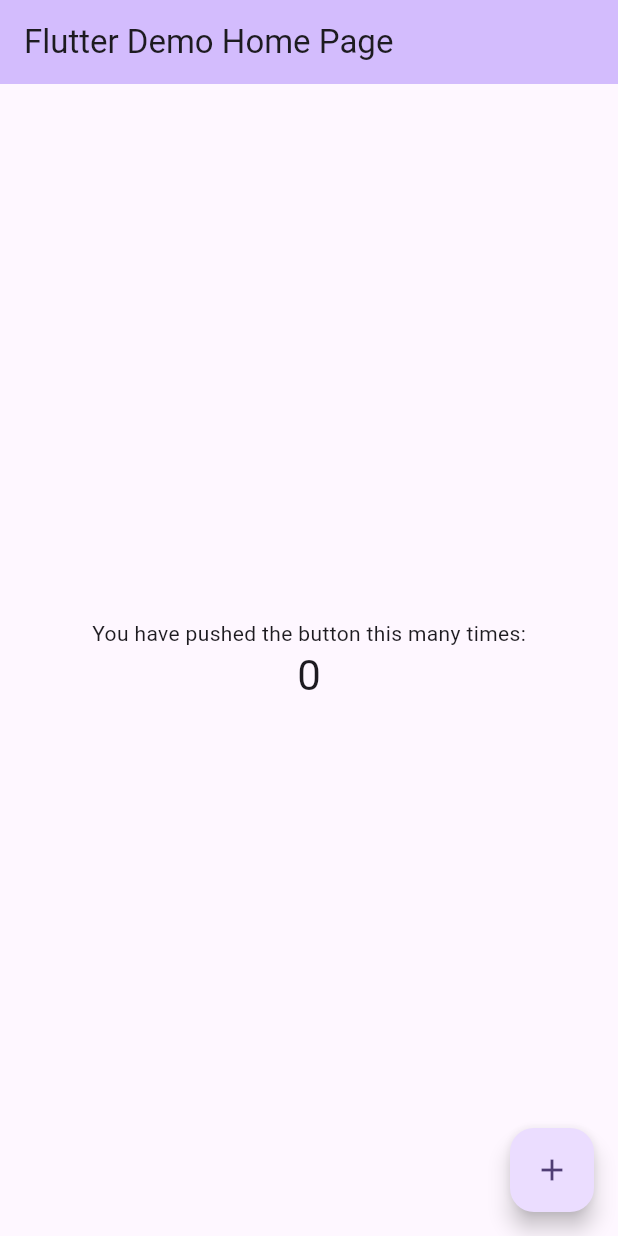
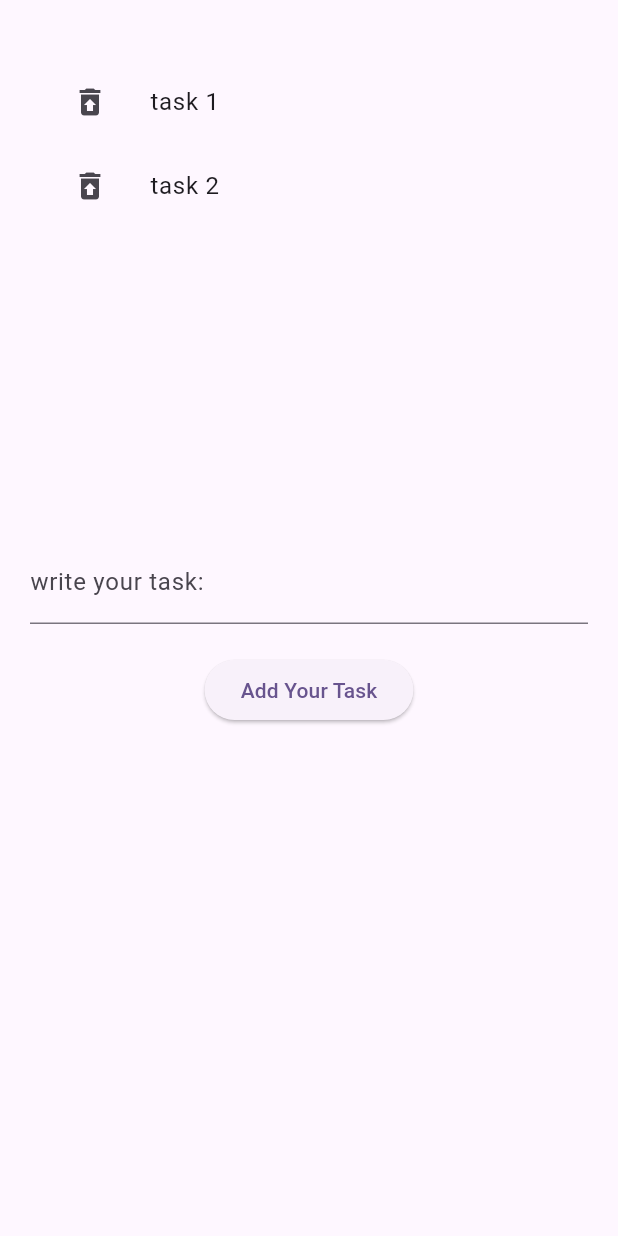
Before and after one commit to FatimaAshoor/TrainingWorks, a Flutter app: the screen it shows after launch, on a phone screen of 412 x 824 dp. Run offline on Flutter 3.47's test engine with Material 3 defaults, Android fonts, the phone set to English and light mode, and no system bars.

Commit message:
I complate the 4 sub task - simple to do app

```diff
--- a/lib/main.dart
+++ b/lib/main.dart
@@ -1,4 +1,5 @@
 import 'package:flutter/material.dart';
+import 'package:training_works/sub%20tasks/4%20-%20to%20do%20app/to_do.dart';
 
 void main() {
   runApp(const MyApp());
@@ -7,119 +8,16 @@ void main() {
 class MyApp extends StatelessWidget {
   const MyApp({super.key});
 
-  // This widget is the root of your application.
   @override
   Widget build(BuildContext context) {
     return MaterialApp(
       title: 'Flutter Demo',
       theme: ThemeData(
-        // This is the theme of your application.
-        //
-        // TRY THIS: Try running your application with "flutter run". You'll see
-        // the application has a purple toolbar. Then, without quitting the app,
-        // try changing the seedColor in the colorScheme below to Colors.green
-        // and then invoke "hot reload" (save your changes or press the "hot
-        // reload" button in a Flutter-supported IDE, or press "r" if you used
-        // the command line to start the app).
-        //
-        // Notice that the counter didn't reset back to zero; the application
-        // state is not lost during the reload. To reset the state, use hot
-        // restart instead.
-        //
-        // This works for code too, not just values: Most code changes can be
-        // tested with just a hot reload.
+
         colorScheme: ColorScheme.fromSeed(seedColor: Colors.deepPurple),
         useMaterial3: true,
       ),
-      home: const MyHomePage(title: 'Flutter Demo Home Page'),
+      home: ToDo(),
     );
   }
 }
-
-class MyHomePage extends StatefulWidget {
-  const MyHomePage({super.key, required this.title});
-
-  // This widget is the home page of your application. It is stateful, meaning
-  // that it has a State object (defined below) that contains fields that affect
-  // how it looks.
-
-  // This class is the configuration for the state. It holds the values (in this
-  // case the title) provided by the parent (in this case the App widget) and
-  // used by the build method of the State. Fields in a Widget subclass are
-  // always marked "final".
-
-  final String title;
-
-  @override
-  State<MyHomePage> createState() => _MyHomePageState();
-}
-
-class _MyHomePageState extends State<MyHomePage> {
-  int _counter = 0;
-
-  void _incrementCounter() {
-    setState(() {
-      // This call to setState tells the Flutter framework that something has
-      // changed in this State, which causes it to rerun the build method below
-      // so that the display can reflect the updated values. If we changed
-      // _counter without calling setState(), then the build method would not be
-      // called again, and so nothing would appear to happen.
-      _counter++;
-    });
-  }
-
-  @override
-  Widget build(BuildContext context) {
-    // This method is rerun every time setState is called, for instance as done
-    // by the _incrementCounter method above.
-    //
-    // The Flutter framework has been optimized to make rerunning build methods
-    // fast, so that you can just rebuild anything that needs updating rather
-    // than having to individually change instances of widgets.
-    return Scaffold(
-      appBar: AppBar(
-        // TRY THIS: Try changing the color here to a specific color (to
-        // Colors.amber, perhaps?) and trigger a hot reload to see the AppBar
-        // change color while the other colors stay the same.
-        backgroundColor: Theme.of(context).colorScheme.inversePrimary,
-        // Here we take the value from the MyHomePage object that was created by
-        // the App.build method, and use it to set our appbar title.
-        title: Text(widget.title),
-      ),
-      body: Center(
-        // Center is a layout widget. It takes a single child and positions it
-        // in the middle of the parent.
-        child: Column(
-          // Column is also a layout widget. It takes a list of children and
-          // arranges them vertically. By default, it sizes itself to fit its
-          // children horizontally, and tries to be as tall as its parent.
-          //
-          // Column has various properties to control how it sizes itself and
-          // how it positions its children. Here we use mainAxisAlignment to
-          // center the children vertically; the main axis here is the vertical
-          // axis because Columns are vertical (the cross axis would be
-          // horizontal).
-          //
-          // TRY THIS: Invoke "debug painting" (choose the "Toggle Debug Paint"
-          // action in the IDE, or press "p" in the console), to see the
-          // wireframe for each widget.
-          mainAxisAlignment: MainAxisAlignment.center,
-          children: <Widget>[
-            const Text(
-              'You have pushed the button this many times:',
-            ),
-            Text(
-              '$_counter',
-              style: Theme.of(context).textTheme.headlineMedium,
-            ),
-          ],
-        ),
-      ),
-      floatingActionButton: FloatingActionButton(
-        onPressed: _incrementCounter,
-        tooltip: 'Increment',
-        child: const Icon(Icons.add),
-      ), // This trailing comma makes auto-formatting nicer for build methods.
-    );
-  }
-}
--- /dev/null
+++ b/lib/sub tasks/4 - to do app/to_do.dart
@@ -0,0 +1,56 @@
+import 'package:flutter/material.dart';
+
+class ToDo extends StatefulWidget {
+  const ToDo({super.key});
+
+  @override
+  State<ToDo> createState() => _ToDoState();
+}
+
+class _ToDoState extends State<ToDo> {
+  String? newTask;
+  List tasks = ["task 1", "task 2"];
+  @override
+  Widget build(BuildContext context) {
+    return Scaffold(
+      body: Padding(
+        padding: const EdgeInsets.all(20),
+        child: Column(
+          crossAxisAlignment: CrossAxisAlignment.center,
+          children: [
+            SizedBox(height: 20,),
+            Container(
+              height: 300,
+              child: ListView.builder(
+                itemCount: tasks.length,
+                itemBuilder: (context, i){
+                  return ListTile(
+                        title: Text("${tasks[i]}"),
+                        leading: IconButton(onPressed: (){
+                          setState(() {
+                            tasks.removeAt(i);
+                          });
+                        },
+                        icon: Icon(Icons.restore_from_trash),
+                        ),
+                  );
+                },
+              ),
+            ),
+            SizedBox(height: 20,),
+            TextField(
+              decoration: InputDecoration(labelText: "write your task:"),
+              onChanged: (input){
+                newTask = input;
+              },
+            ),
+            SizedBox(height: 20,),
+            ElevatedButton(onPressed: (){setState(() {
+              tasks.add(newTask);
+            });}, child: Text("Add Your Task")),
+          ],
+        ),
+      ),
+    );
+  }
+}
```
